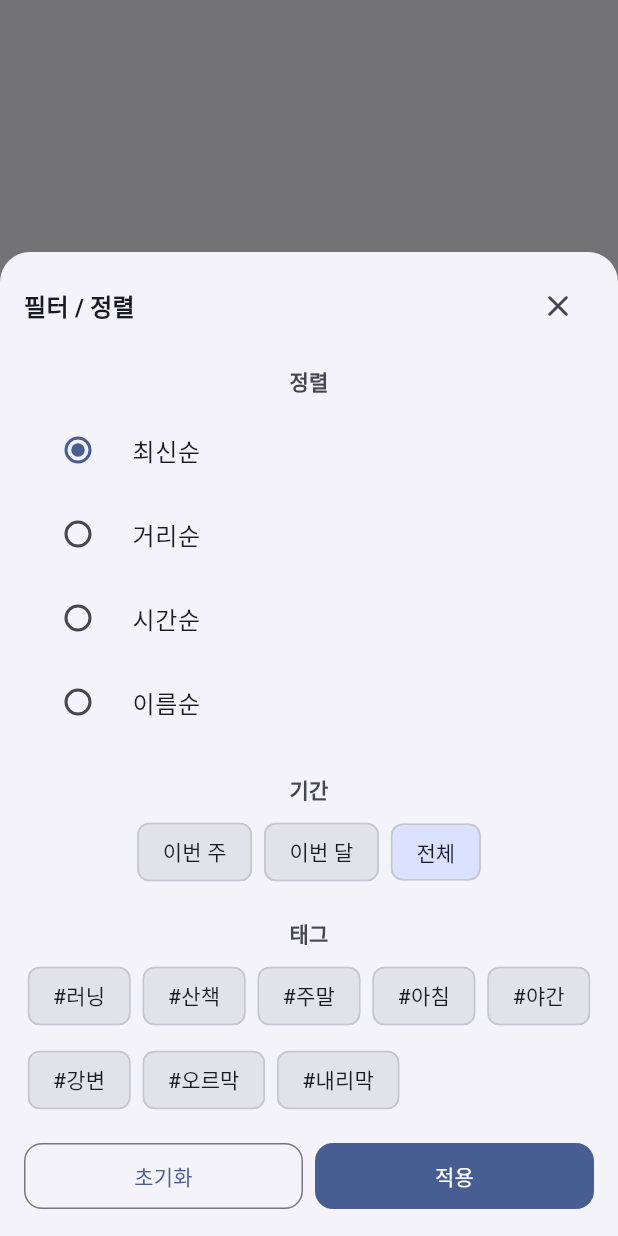
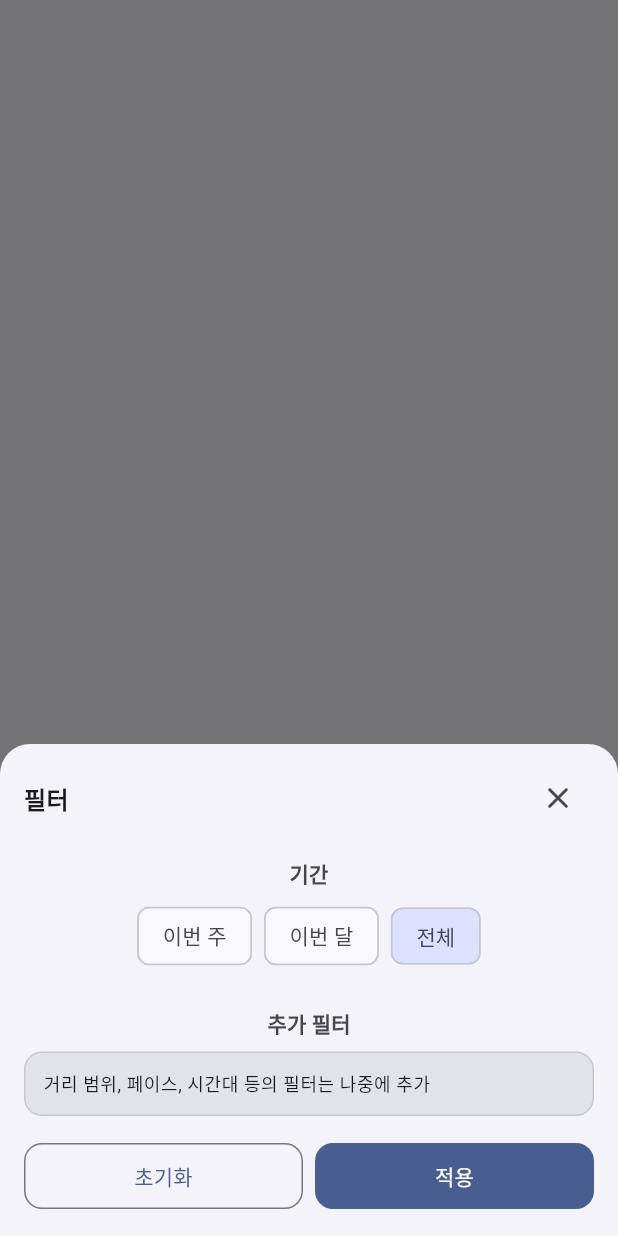
Before and after one commit to Leedoseo/RouteLog_project, a Flutter app: what showRouteFilterSheet() shows on an empty page, opened directly with empty values, after a tap on "초기화", on a phone screen of 412 x 824 dp. Run offline on Flutter 3.47's test engine with Material 3 defaults, Android fonts, the phone set to English and light mode, and no system bars.

Commit message:
route_filter_sheet 기능 분리(filter, sort, tag)

```diff
--- a/lib/features/routes/route_filter_sheet.dart
+++ b/lib/features/routes/route_filter_sheet.dart
@@ -1,40 +1,44 @@
 import 'package:flutter/material.dart';
-import 'package:routelog_project/features/routes/widgets/tag_selector.dart';
 import 'package:routelog_project/features/routes/widgets/filter_section_title.dart';
-import 'package:routelog_project/features/routes/widgets/select_chip.dart';
 
 /// 루트 목록 필터/정렬 바텀시트 (UI 목업)
 /// - 실제 값 저장/적용은 아직 미구현: 스낵바로만 안내
 Future<void> showRouteFilterSheet(
     BuildContext context, {
-      String? initialSort,               // 예: "latest" | "distance" | "duration" | "name"
-      Set<String>? initialSelectedTags,  // 예: {"러닝", "주말"}
-      String? initialQuickRange,         // 예: "thisMonth" | "thisWeek" | "all"
+      String? initialQuickRange, // "thisWeek" | "thisMonth" | "all"
     }) {
   return showModalBottomSheet(
     context: context,
+    useSafeArea: true,
     isScrollControlled: true,
-    useSafeArea: true,
     shape: const RoundedRectangleBorder(
       borderRadius: BorderRadius.vertical(top: Radius.circular(20)),
     ),
     builder: (sheetCtx) {
-      String sort = initialSort ?? "latest";
-      String quickRange = initialQuickRange ?? "all";
-      final Set<String> selectedTags = {...(initialSelectedTags ?? {})};
+      String quick = initialQuickRange ?? "all";
 
-      // 목업용 태그 목록
-      final tags = const ["러닝", "산책", "주말", "아침", "야간", "강변", "오르막", "내리막"];
-
-      void snack(String msg) =>
-          ScaffoldMessenger.of(sheetCtx).showSnackBar(SnackBar(content: Text(msg)));
+      void snack(String m) =>
+          ScaffoldMessenger.of(sheetCtx).showSnackBar(SnackBar(content: Text(m)));
 
       return StatefulBuilder(
-        builder: (ctx, setModalState) {
+        builder: (ctx, setState) {
+          final cs = Theme.of(ctx).colorScheme;
+          final bottom = MediaQuery.of(ctx).viewInsets.bottom;
+
+          Widget quickChip(String value, String label) {
+            final selected = quick == value;
+            return ChoiceChip(
+              label: Text(label),
+              selected: selected,
+              onSelected: (_) => setState(() => quick = value),
+              selectedColor: cs.primaryContainer,
+              side: BorderSide(color: cs.outlineVariant),
+              showCheckmark: false,
+            );
+          }
+
           return Padding(
-            padding: EdgeInsets.only(
-              bottom: MediaQuery.of(ctx).viewInsets.bottom,
-            ),
+            padding: EdgeInsets.only(bottom: bottom),
             child: SingleChildScrollView(
               padding: const EdgeInsets.fromLTRB(16, 12, 16, 16),
               child: Column(
@@ -44,7 +48,7 @@ Future<void> showRouteFilterSheet(
                   Row(
                     children: [
                       Text(
-                        "필터 / 정렬",
+                        "필터",
                         style: Theme.of(ctx).textTheme.titleMedium?.copyWith(
                           fontWeight: FontWeight.w700,
                         ),
@@ -57,76 +61,36 @@ Future<void> showRouteFilterSheet(
                       ),
                     ],
                   ),
-
                   const SizedBox(height: 8),
 
-                  // 정렬 섹션
-                  const FilterSectionTitle("정렬"),
-                  RadioListTile<String>(
-                    value: "latest",
-                    groupValue: sort,
-                    title: const Text("최신순"),
-                    onChanged: (v) => setModalState(() => sort = v!),
-                  ),
-                  RadioListTile<String>(
-                    value: "distance",
-                    groupValue: sort,
-                    title: const Text("거리순"),
-                    onChanged: (v) => setModalState(() => sort = v!),
-                  ),
-                  RadioListTile<String>(
-                    value: "duration",
-                    groupValue: sort,
-                    title: const Text("시간순"),
-                    onChanged: (v) => setModalState(() => sort = v!),
-                  ),
-                  RadioListTile<String>(
-                    value: "name",
-                    groupValue: sort,
-                    title: const Text("이름순"),
-                    onChanged: (v) => setModalState(() => sort = v!),
-                  ),
-
-                  const SizedBox(height: 12),
-
-                  // 날짜 퀵 필터(목업): 이번 주/이번 달/전체
+                  // 섹션: 기간(빠른 선택)
                   const FilterSectionTitle("기간"),
                   Wrap(
                     spacing: 8,
                     runSpacing: 8,
                     children: [
-                      SelectChip(
-                        label: "이번 주",
-                        selected: quickRange == "thisWeek",
-                        onSelected: () => setModalState(() => quickRange = "thisWeek"),
-                      ),
-                      SelectChip(
-                        label: "이번 달",
-                        selected: quickRange == "thisMonth",
-                        onSelected: () => setModalState(() => quickRange = "thisMonth"),
-                      ),
-                      SelectChip(
-                        label: "전체",
-                        selected: quickRange == "all",
-                        onSelected: () => setModalState(() => quickRange = "all"),
-                      ),
+                      quickChip("thisWeek", "이번 주"),
+                      quickChip("thisMonth", "이번 달"),
+                      quickChip("all", "전체"),
                     ],
                   ),
 
-                  const SizedBox(height: 12),
+                  const SizedBox(height: 16),
 
-                  // 태그 선택
-                  const FilterSectionTitle("태그"),
-                  TagSelector(
-                    tags: tags,
-                    selected: selectedTags,
-                    onToggle: (t) {
-                      setModalState(() {
-                        selectedTags.contains(t)
-                            ? selectedTags.remove(t)
-                            : selectedTags.add(t);
-                      });
-                    },
+                  // (옵션) 추가 필터 섹션들 — 지금은 목업용 자리만
+                  const FilterSectionTitle("추가 필터"),
+                  Container(
+                    width: double.infinity,
+                    padding: const EdgeInsets.all(12),
+                    decoration: BoxDecoration(
+                      color: cs.surfaceContainerHighest,
+                      borderRadius: BorderRadius.circular(12),
+                      border: Border.all(color: cs.outlineVariant),
+                    ),
+                    child: Text(
+                      "거리 범위, 페이스, 시간대 등의 필터는 나중에 추가",
+                      style: Theme.of(ctx).textTheme.bodySmall,
+                    ),
                   ),
 
                   const SizedBox(height: 16),
@@ -137,11 +101,8 @@ Future<void> showRouteFilterSheet(
                       Expanded(
                         child: OutlinedButton(
                           onPressed: () {
-                            setModalState(() {
-                              sort = "latest";
-                              quickRange = "all";
-                              selectedTags.clear();
-                            });
+                            // 초기화: 전체
+                            setState(() => quick = "all");
                           },
                           child: const Padding(
                             padding: EdgeInsets.symmetric(vertical: 12),
@@ -153,7 +114,7 @@ Future<void> showRouteFilterSheet(
                       Expanded(
                         child: FilledButton(
                           onPressed: () {
-                            snack("적용은 나중에 연결 (정렬:$sort, 기간:$quickRange, 태그:${selectedTags.join(', ')})");
+                            snack("필터 적용(목업): quick=$quick");
                             Navigator.of(ctx).pop();
                           },
                           child: const Padding(
```
